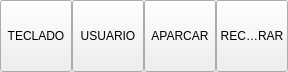
First picture: the form in bulmages/bulmatpv/plugins/pluginabrevs/abrevsbase.ui, repository eboladev/Bulmages-1, before the edit.
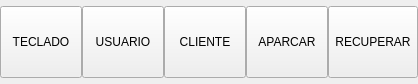
Second picture: the form after the edit.

Commit message: Agrego la seleccion de clientes al tpv. El funcionamiento es meter el codigo de cliente y pulsar sobre el boton cliente que esta en el plugin de abreviaciones.

```diff
--- a/bulmages/bulmatpv/plugins/pluginabrevs/abrevsbase.ui
+++ b/bulmages/bulmatpv/plugins/pluginabrevs/abrevsbase.ui
@@ -5,21 +5,40 @@
    <rect>
     <x>0</x>
     <y>0</y>
-    <width>288</width>
-    <height>72</height>
+    <width>418</width>
+    <height>84</height>
    </rect>
   </property>
   <property name="windowTitle" >
    <string>Form</string>
   </property>
-  <layout class="QGridLayout" >
+  <layout class="QHBoxLayout" >
    <property name="margin" >
     <number>0</number>
    </property>
    <property name="spacing" >
     <number>0</number>
    </property>
-   <item row="0" column="1" >
+   <item>
+    <widget class="QToolButton" name="mui_teclado" >
+     <property name="minimumSize" >
+      <size>
+       <width>72</width>
+       <height>72</height>
+      </size>
+     </property>
+     <property name="maximumSize" >
+      <size>
+       <width>200</width>
+       <height>72</height>
+      </size>
+     </property>
+     <property name="text" >
+      <string>TECLADO</string>
+     </property>
+    </widget>
+   </item>
+   <item>
     <widget class="QToolButton" name="mui_usuario" >
      <property name="minimumSize" >
       <size>
@@ -38,8 +57,8 @@
      </property>
     </widget>
    </item>
-   <item row="0" column="3" >
-    <widget class="QToolButton" name="mui_recuperar" >
+   <item>
+    <widget class="QToolButton" name="mui_cliente" >
      <property name="minimumSize" >
       <size>
        <width>72</width>
@@ -53,11 +72,11 @@
       </size>
      </property>
      <property name="text" >
-      <string>RECUPERAR</string>
+      <string>CLIENTE</string>
      </property>
     </widget>
    </item>
-   <item row="0" column="2" >
+   <item>
     <widget class="QToolButton" name="mui_aparcar" >
      <property name="minimumSize" >
       <size>
@@ -76,8 +95,8 @@
      </property>
     </widget>
    </item>
-   <item row="0" column="0" >
-    <widget class="QToolButton" name="mui_teclado" >
+   <item>
+    <widget class="QToolButton" name="mui_recuperar" >
      <property name="minimumSize" >
       <size>
        <width>72</width>
@@ -91,7 +110,7 @@
       </size>
      </property>
      <property name="text" >
-      <string>TECLADO</string>
+      <string>RECUPERAR</string>
      </property>
     </widget>
    </item>
```
The commit also changes 7 other files.
